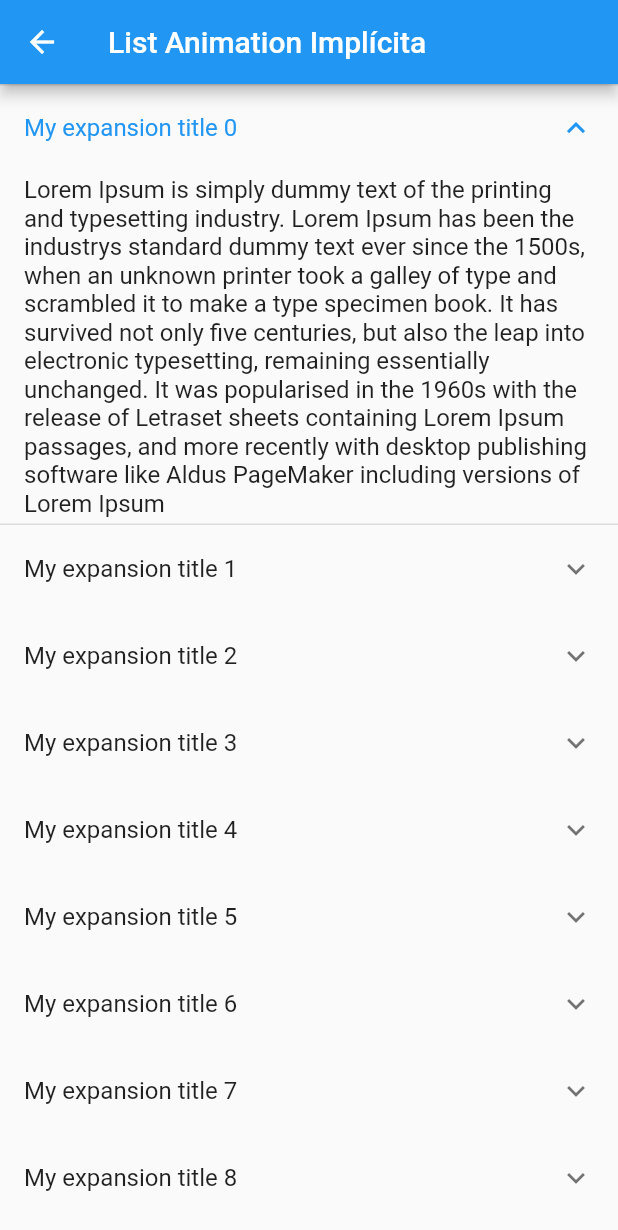
After one commit to LuisGustav0/app_playground, a Flutter app: the ListAnimationImplicitPage screen opened by its route, after a tap on an icon or button, on a phone screen of 412 x 824 dp. The commit adds this screen. Shown: the top 1230 px of the screen. Run offline on Flutter 3.47's test engine with Material 2 defaults, Android fonts, the phone set to English and light mode, and no system bars.

Commit message:
feat: add lista com animações implícitas

```diff
--- a/lib/core/ui/routes/app_routes.dart
+++ b/lib/core/ui/routes/app_routes.dart
@@ -3,4 +3,5 @@ class AppRouter {
   static const String LOGIN_MONEY_PAGE = '/login-money';
   static const String LOGIN_TINDER_PAGE = '/login-tinder';
   static const String BUTTON_IMPLICIT_PAGE = '/button-implicit';
+  static const String LIST_IMPLICIT_PAGE = '/list-implicit';
 }
--- a/lib/main.dart
+++ b/lib/main.dart
@@ -1,6 +1,7 @@
 import 'package:app_playground/core/ui/routes/app_routes.dart';
 import 'package:app_playground/modules/button_animation_implicit/button_animation_implicit_page.dart';
 import 'package:app_playground/modules/home/home_page.dart';
+import 'package:app_playground/modules/list_animation_implicit/list_animation_implicit_page.dart';
 import 'package:app_playground/modules/login_money/login_money_page.dart';
 import 'package:app_playground/modules/login_tinder/login_tinder.dart';
 import 'package:flutter/material.dart';
@@ -25,6 +26,8 @@ class MyApp extends StatelessWidget {
         AppRouter.LOGIN_TINDER_PAGE: (context) => const LoginTinderPage(),
         AppRouter.BUTTON_IMPLICIT_PAGE: (context) =>
             const ButtonAnimationImplicitPage(),
+        AppRouter.LIST_IMPLICIT_PAGE: (context) =>
+            const ListAnimationImplicitPage(),
       },
     );
   }
--- a/lib/modules/home/home_page.dart
+++ b/lib/modules/home/home_page.dart
@@ -38,6 +38,14 @@ class HomePage extends StatelessWidget {
                 Navigator.pushNamed(context, AppRouter.BUTTON_IMPLICIT_PAGE);
               },
             ),
+            PrimaryButton(
+              label: 'Animação Lista implicita',
+              backgroundColor: Colors.blue,
+              width: 800,
+              onPressed: () {
+                Navigator.pushNamed(context, AppRouter.LIST_IMPLICIT_PAGE);
+              },
+            ),
           ],
         ),
       ),
--- /dev/null
+++ b/lib/modules/list_animation_implicit/list_animation_implicit_page.dart
@@ -0,0 +1,76 @@
+import 'package:flutter/material.dart';
+
+class ListAnimationImplicitPage extends StatefulWidget {
+  const ListAnimationImplicitPage({super.key});
+
+  @override
+  State<ListAnimationImplicitPage> createState() =>
+      _ListAnimationImplicitPageState();
+}
+
+class TitleModel {
+  final String title;
+  final String subtitle;
+
+  TitleModel({
+    required this.title,
+    required this.subtitle,
+  });
+}
+
+class _ListAnimationImplicitPageState extends State<ListAnimationImplicitPage> {
+  Future<List<Widget>> _fetchListItems() async {
+    List<Widget> listWidget = [];
+
+    for (int i = 0; i < 50; i++) {
+      listWidget.add(
+        ExpansionTile(
+          title: Text('My expansion title $i'),
+          children: const [
+            ListTile(
+              title: Text(
+                'Lorem Ipsum is simply dummy text of the '
+                'printing and typesetting industry. Lorem Ipsum has been the'
+                ' industrys standard dummy text ever since the 1500s, when '
+                'an unknown printer took a galley of type and scrambled it '
+                'to make a type specimen book. It has survived not only '
+                'five centuries, but also the leap into electronic '
+                'typesetting, remaining essentially unchanged. It was '
+                'popularised in the 1960s with the release of Letraset '
+                'sheets containing Lorem Ipsum passages, and more recently '
+                'with desktop publishing software like Aldus PageMaker '
+                'including versions of Lorem Ipsum',
+              ),
+            ),
+          ],
+        ),
+      );
+    }
+
+    return listWidget;
+  }
+
+  @override
+  Widget build(BuildContext context) {
+    return Scaffold(
+      appBar: AppBar(
+        title: const Text('List Animation Implícita'),
+      ),
+      body: FutureBuilder(
+        future: _fetchListItems(),
+        builder: (BuildContext context, AsyncSnapshot<List<Widget>> snapshot) {
+          if (!snapshot.hasData) {
+            return const Center(child: CircularProgressIndicator());
+          }
+
+          return ListView.builder(
+            itemCount: snapshot.data?.length,
+            itemBuilder: (BuildContext context, int index) {
+              return snapshot.data![index];
+            },
+          );
+        },
+      ),
+    );
+  }
+}
--- /dev/null
+++ b/lib/modules/list_animation_implicit/widgets/expand_title_implicit.dart
@@ -0,0 +1,10 @@
+import 'package:flutter/material.dart';
+
+class ExpansionTileImplicit extends StatelessWidget {
+  const ExpansionTileImplicit({Key? key}) : super(key: key);
+
+  @override
+  Widget build(BuildContext context) {
+    return Container();
+  }
+}
```
